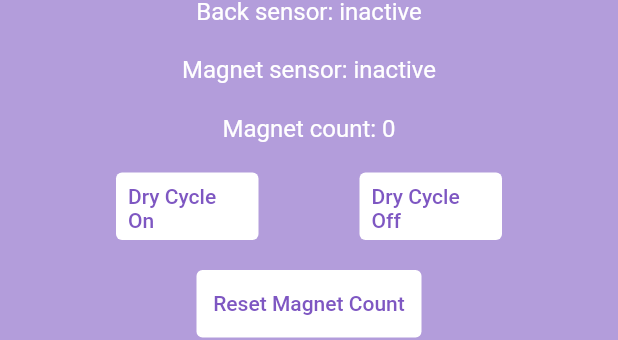
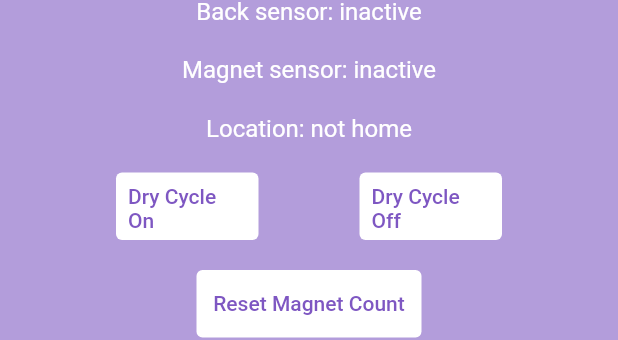
Before and after one commit to RobinsonEngineering/RoboCarApp, a Flutter app: the StatusCard widget shown alone on an empty page, opened directly, on a phone screen of 412 x 824 dp. Shown: the part 342-682 px from the top of the screen. Run offline on Flutter 3.47's test engine with Material 2 defaults, Android fonts, the phone set to English and light mode, and no system bars; our stand-ins replace riverpod, shared_preferences; missing offline and left inert: passcode_screen; accounts and stored records are empty.

Commit message:
Update settings.dart

```diff
--- a/lib/pages/settings.dart
+++ b/lib/pages/settings.dart
@@ -173,8 +173,10 @@ class _StatusCardState extends State<StatusCard> {
           padding: EdgeInsets.all(10),
           child: Text(
               (() {
-                return "Magnet count: " +
-                    int.parse(message.substring(7, 9)).toString();
+                if (message.substring(7, 8) == '1') {
+                  return "Location: home";
+                }
+                return "Location: not home";
               }()),
               style: TextStyle(color: Colors.white, fontSize: 16)),
         ),
```
